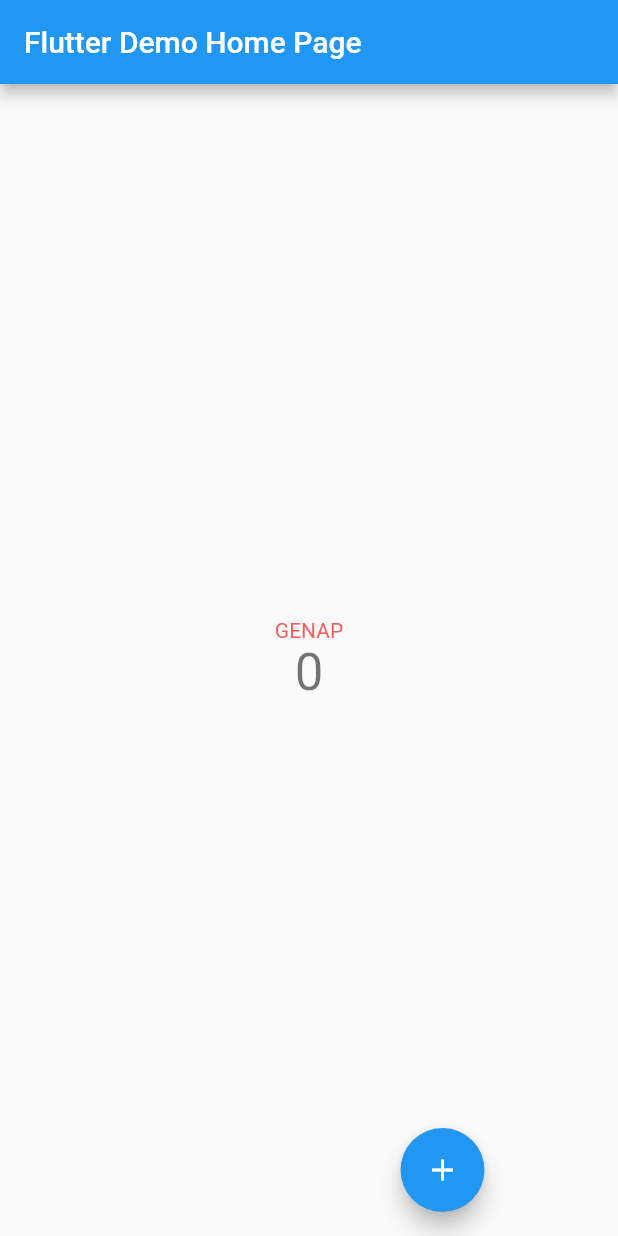
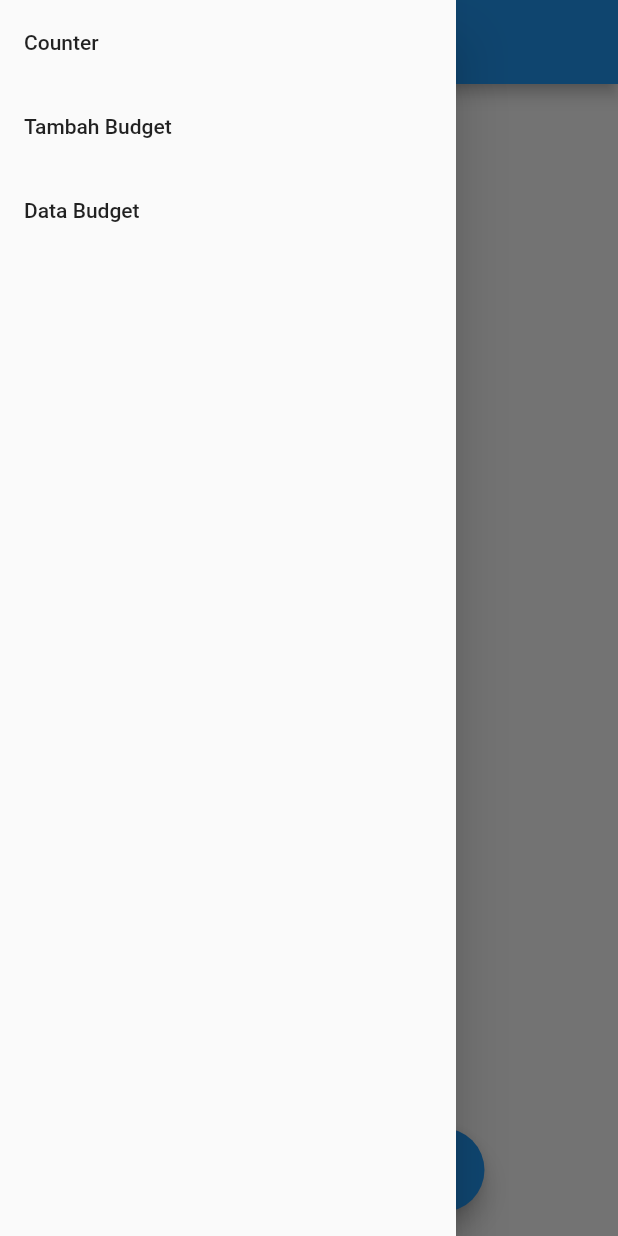
Before and after one commit to dinadwikk/appdinaflutter, a Flutter app: the screen it shows after launch, with the side drawer open (before the commit the screen has no drawer), on a phone screen of 412 x 824 dp. Run offline on Flutter 3.47's test engine with Material 2 defaults, Android fonts, the phone set to English and light mode, and no system bars.

Commit message:
Assignment 8

```diff
--- /dev/null
+++ b/counter_7/lib/budget.dart
@@ -0,0 +1,10 @@
+class Budget {
+  Budget({required this.judul, required this.nominal, required this.jenis});
+  String judul;
+  double nominal;
+  String jenis;
+}
+
+class ListBudget {
+  static List<Budget> data = [];
+}
--- /dev/null
+++ b/counter_7/lib/drawer.dart
@@ -0,0 +1,51 @@
+import 'package:flutter/material.dart';
+import 'package:counter_7/main.dart';
+import 'package:counter_7/tambah.dart';
+import 'package:counter_7/data.dart';
+
+
+Drawer buildDrawer(BuildContext context) {
+  String? route = ModalRoute.of(context)?.settings.name;
+
+  return Drawer(
+
+      child: Column(
+        children: [
+          // Menambahkan clickable menu
+          ListTile(
+            title: const Text('Counter'),
+            onTap: () {
+              // Route menu ke halaman utama
+              Navigator.pushReplacement(
+                context,
+                MaterialPageRoute(builder: (context) => const MyHomePage()),
+              );
+            },
+          ),
+          ListTile(
+            title: const Text('Tambah Budget'),
+            onTap: () {
+              // Route menu ke halaman form
+              Navigator.pushReplacement(
+                context,
+                MaterialPageRoute(builder: (context) => const TambahBudget()),
+              );
+            },
+          ),
+          ListTile(
+            title: const Text('Data Budget'),
+            onTap: () {
+              // Route menu ke halaman form
+              Navigator.pushReplacement(
+                context,
+                MaterialPageRoute(builder: (context) => const DataBudget()),
+              );
+            },
+          ),
+        ],
+      ),
+
+
+  );
+
+}
--- a/counter_7/lib/main.dart
+++ b/counter_7/lib/main.dart
@@ -1,4 +1,11 @@
 import 'package:flutter/material.dart';
+import 'package:counter_7/tambah.dart';
+import 'package:counter_7/drawer.dart';
+import 'package:counter_7/data.dart';
+import 'package:counter_7/budget.dart';
+
+
+
 
 void main() {
   runApp(const MyApp());
@@ -7,41 +14,22 @@ void main() {
 class MyApp extends StatelessWidget {
     const MyApp({super.key});
 
-  // This widget is the root of your application.
     @override
     Widget build(BuildContext context) {
         return MaterialApp(
         title: 'Flutter Demo',
         theme: ThemeData(
-        // This is the theme of your application.
-        //
-        // Try running your application with "flutter run". You'll see the
-        // application has a blue toolbar. Then, without quitting the app, try
-        // changing the primarySwatch below to Colors.green and then invoke
-        // "hot reload" (press "r" in the console where you ran "flutter run",
-        // or simply save your changes to "hot reload" in a Flutter IDE).
-        // Notice that the counter didn't reset back to zero; the application
-        // is not restarted.
             primarySwatch: Colors.blue,
         ),
-      home: const MyHomePage(title: 'Flutter Demo Home Page'),
+        home: const MyHomePage(),
         );
     }
 }
 
 class MyHomePage extends StatefulWidget {
-  const MyHomePage({super.key, required this.title});
+    const MyHomePage({super.key});
 
-  // This widget is the home page of your application. It is stateful, meaning
-  // that it has a State object (defined below) that contains fields that affect
-  // how it looks.
-
-  // This class is the configuration for the state. It holds the values (in this
-  // case the title) provided by the parent (in this case the App widget) and
-  // used by the build method of the State. Fields in a Widget subclass are
-  // always marked "final".
-
-  final String title;
+    final String title = 'Program Counter';
 
     @override
     State<MyHomePage> createState() => _MyHomePageState();
@@ -80,11 +68,11 @@ class _MyHomePageState extends State<MyHomePage> {
     // fast, so that you can just rebuild anything that needs updating rather
     // than having to individually change instances of widgets.
     return Scaffold(
+
   appBar: AppBar(
-        // Here we take the value from the MyHomePage object that was created by
-        // the App.build method, and use it to set our appbar title.
     title: Text(widget.title),
   ),
+  drawer: buildDrawer(context),
   body: Center(
         // Center is a layout widget. It takes a single child and positions it
         // in the middle of the parent.
```
Also changed, not shown: counter_7/lib/data.dart (added, +58 -0 lines), counter_7/lib/tambah.dart (added, +160 -0 lines), 1 other file. Lines whose indentation alone changed are shown as unchanged.
